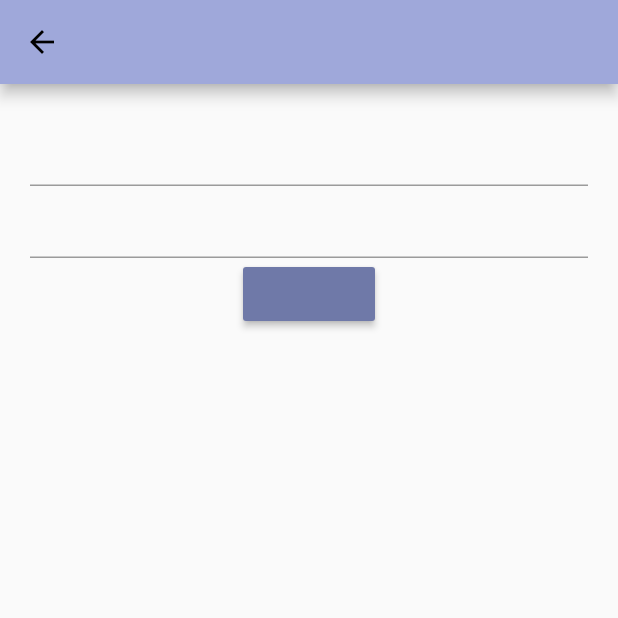
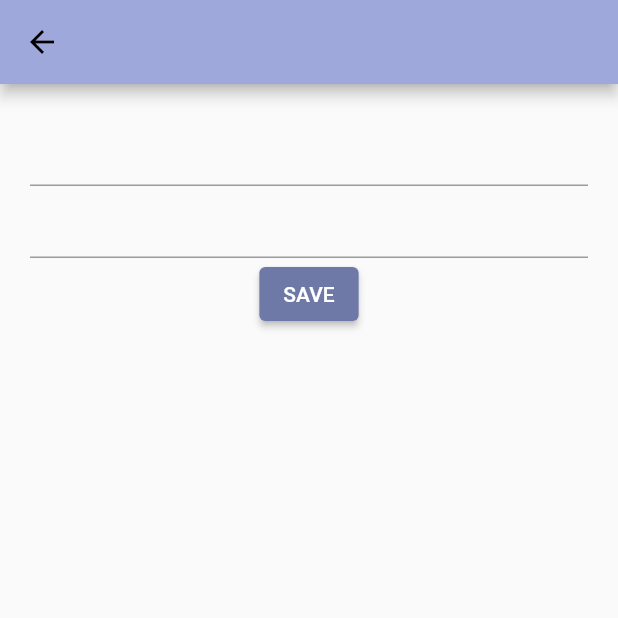
Before and after one commit to Sickgrey/notes, a Flutter app: the screen it shows once a user with an empty profile is signed in, after a tap on an icon or button, on a phone screen of 412 x 824 dp, the top half of it. Run offline on Flutter 3.47's test engine with Material 2 defaults, Android fonts, the phone set to English and light mode, and no system bars; our stand-ins replace cloud_firestore, firebase_auth, firebase_core, fluttertoast, material_design_icons_flutter; accounts and stored records are empty.

```diff
--- a/lib/services/database.dart
+++ b/lib/services/database.dart
@@ -4,18 +4,22 @@ import 'package:notes/models/note.dart';
 class DatabaseService {
   final CollectionReference notes =
       FirebaseFirestore.instance.collection('notes');
-  Notes notesList;
 
   Future addOrUpdateNote(Notes notesList, String uid) async {
-    // TODO: create list
-
     return await notes.doc(uid).set(notesList.toMap());
   }
 
   // TODO: rebuild getNotes()
+  /*
   Stream<List<Note>> getNotes(String uid) {
-    return notes.snapshots().map((QuerySnapshot data) => data.docs
-        .map((DocumentSnapshot doc) => Note.fromJson(doc.id, doc.data()))
-        .toList());
+    Query query = notes.where('uid', isEqualTo: uid);
+    var s = query.snapshots().map((QuerySnapshot data) =>
+        data.docs.map((DocumentSnapshot data) => data.data()));
+    var s = await docRef.get().then((doc) => doc.data());
+    List d = s.values.toList();
+    // List<Note>
+    var list = d.map((el) => Note.fromJson(uid, el)).toList();
+    return list;
   }
+  */
 }
--- a/lib/ui/add_note.dart
+++ b/lib/ui/add_note.dart
@@ -2,7 +2,6 @@ import 'package:flutter/material.dart';
 import 'package:notes/models/app_user.dart';
 import 'package:notes/models/note.dart';
 import 'package:notes/services/database.dart';
-//import 'package:notes/ui/home_page.dart';
 import 'package:provider/provider.dart';
 
 class AddNote extends StatefulWidget {
@@ -40,21 +39,23 @@ class _AddNoteState extends State<AddNote> {
   }
 
   Widget _button() {
-    return RaisedButton(
-      color: Theme.of(context).primaryColorDark,
+    return ElevatedButton(
+      style:
+          ElevatedButton.styleFrom(primary: Theme.of(context).primaryColorDark),
+      child: Text('SAVE'),
       onPressed: () => _saveNote(),
     );
   }
 
   void _saveNote() async {
     Note note = Note(uid: user.id, title: title.text, body: body.text);
+
     setState(() {
       notes.add(note);
     });
     //notes.add(note);
 
     await DatabaseService().addOrUpdateNote(Notes(notes: notes), user.id);
-    print('note added');
     Navigator.of(context).pop();
   }
 }
--- a/lib/ui/auth_page.dart
+++ b/lib/ui/auth_page.dart
@@ -137,17 +137,15 @@ class _AuthorizationPageState extends State<AuthorizationPage> {
   }
 
   Widget _button(String text, void func()) {
-    return RaisedButton(
-        splashColor: Theme.of(context).primaryColor,
-        color: primaryAppDark,
-        child: Text(
-          text,
-          style: TextStyle(
-              fontWeight: FontWeight.bold,
-              color: primaryAppLight,
-              fontSize: 20),
-        ),
-        onPressed: func);
+    return ElevatedButton(
+      style: ElevatedButton.styleFrom(primary: primaryAppDark),
+      onPressed: func,
+      child: Text(
+        text,
+        style: TextStyle(
+            fontWeight: FontWeight.bold, color: primaryAppLight, fontSize: 20),
+      ),
+    );
   }
 
   void _loginButtonAction() async {
--- a/lib/ui/home_page.dart
+++ b/lib/ui/home_page.dart
@@ -21,7 +21,7 @@ class _HomePageState extends State<HomePage> {
 
   @override
   void initState() {
-    //loadData();
+    loadData();
     super.initState();
   }
 
@@ -66,11 +66,15 @@ class _HomePageState extends State<HomePage> {
   }
 
   void loadData() async {
+    /*
     var stream = db.getNotes(user.id);
     stream.listen((List<Note> data) {
       setState(() {
         notes = data;
       });
     });
+    */
+    //var notesFromDb = await db.getNotes(user.id);
+    setState(() {});
   }
 }
```
Also changed, not shown: pubspec.lock, 2 other files.
